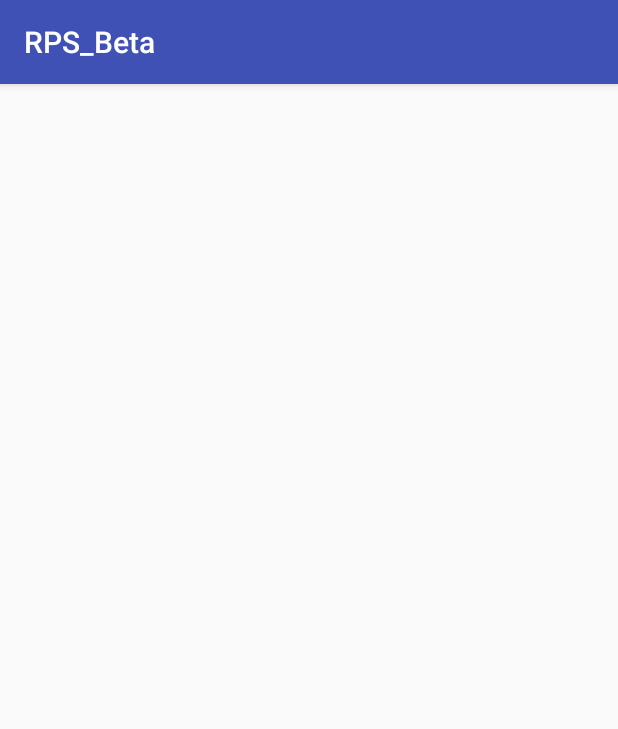
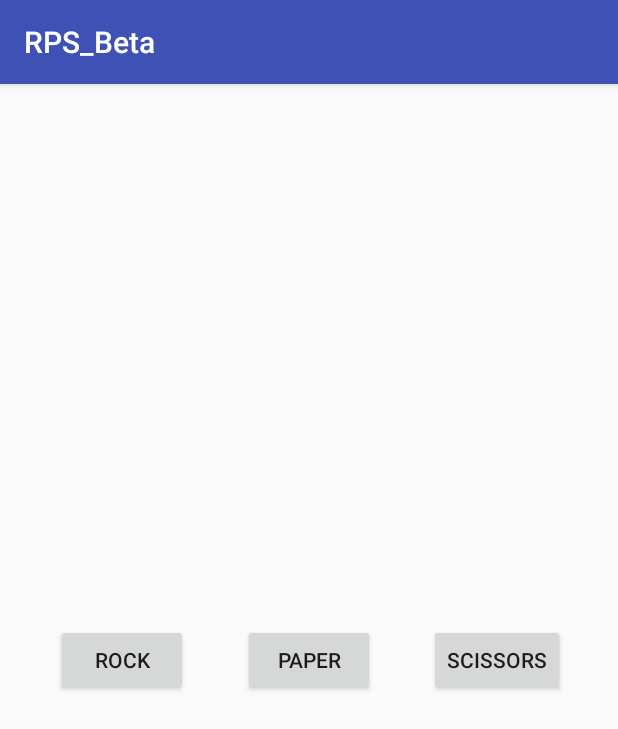
Before and after one commit to clarkee013/RPS_Beta, an Android app: the screen it shows after launch (MainActivity), on a phone screen of 412 x 824 dp. Shown: the top 729 px of the screen. Run offline under Robolectric (Android 15) with nearby library versions, the phone set to English and light mode, and no system bars.

Commit message:
MainActivity started, new game, new computer, new player entered, main activity page with layout completed, button press to player move still to do, computer moves still to do, compare moves still to do, display winner & second activity (results) still to do.

```diff
--- a/app/src/main/java/example/codeclan/com/rps_beta/MainActivity.java
+++ b/app/src/main/java/example/codeclan/com/rps_beta/MainActivity.java
@@ -2,19 +2,45 @@ package example.codeclan.com.rps_beta;
 
 import android.support.v7.app.AppCompatActivity;
 import android.os.Bundle;
+import android.widget.Button;
 
 public class MainActivity extends AppCompatActivity {
+
+    Game game;
+    Player player;
+    Computer computer;
+    Button rockButton;
+    Button paperButton;
+    Button scissorButton;
 
     @Override
     protected void onCreate(Bundle savedInstanceState) {
         super.onCreate(savedInstanceState);
         setContentView(R.layout.activity_main);
+
+        game = new Game();
+        player = new Player();
+        computer = new Computer();
+
+        rockButton = (Button)findViewById(R.id.rockButton);
+        paperButton = (Button)findViewById(R.id.paperButton);
+        scissorButton = (Button)findViewById(R.id.scissorsButton);
+
     }
 
-    //TODO new up a game
-    //TODO new CPU
-    //TODO new Player
-    //TODO layout buttons an shit
+    public void onButtonClickSetPlayerMove(){
+
+    }
+
+
+
+
+
+
+    //TODO new up a game - done
+    //TODO new CPU - done
+    //TODO new Player - done
+    //TODO layout buttons an shit - done
     //TODO when button is pressed it sets the players move
     //TODO computer moves
     //TODO compare moves
--- a/app/src/main/res/layout/activity_main.xml
+++ b/app/src/main/res/layout/activity_main.xml
@@ -6,4 +6,45 @@
     android:layout_height="match_parent"
     tools:context="example.codeclan.com.rps_beta.MainActivity">
 
+    <Button
+        android:id="@+id/paperButton"
+        android:layout_width="wrap_content"
+        android:layout_height="wrap_content"
+        android:layout_marginBottom="8dp"
+        android:layout_marginLeft="8dp"
+        android:layout_marginRight="8dp"
+        android:layout_marginTop="8dp"
+        android:text="Paper"
+        app:layout_constraintBottom_toBottomOf="parent"
+        app:layout_constraintLeft_toLeftOf="parent"
+        app:layout_constraintRight_toRightOf="parent"
+        app:layout_constraintTop_toTopOf="parent" />
+
+    <Button
+        android:id="@+id/rockButton"
+        android:layout_width="wrap_content"
+        android:layout_height="wrap_content"
+        android:layout_marginBottom="8dp"
+        android:layout_marginLeft="8dp"
+        android:layout_marginRight="8dp"
+        android:layout_marginTop="8dp"
+        android:text="Rock"
+        app:layout_constraintBottom_toBottomOf="parent"
+        app:layout_constraintLeft_toLeftOf="parent"
+        app:layout_constraintRight_toLeftOf="@+id/paperButton"
+        app:layout_constraintTop_toTopOf="parent" />
+
+    <Button
+        android:id="@+id/scissorsButton"
+        android:layout_width="wrap_content"
+        android:layout_height="wrap_content"
+        android:layout_marginBottom="8dp"
+        android:layout_marginLeft="8dp"
+        android:layout_marginRight="8dp"
+        android:layout_marginTop="8dp"
+        android:text="Scissors"
+        app:layout_constraintBottom_toBottomOf="parent"
+        app:layout_constraintLeft_toRightOf="@+id/paperButton"
+        app:layout_constraintRight_toRightOf="parent"
+        app:layout_constraintTop_toTopOf="parent" />
 </android.support.constraint.ConstraintLayout>
```
